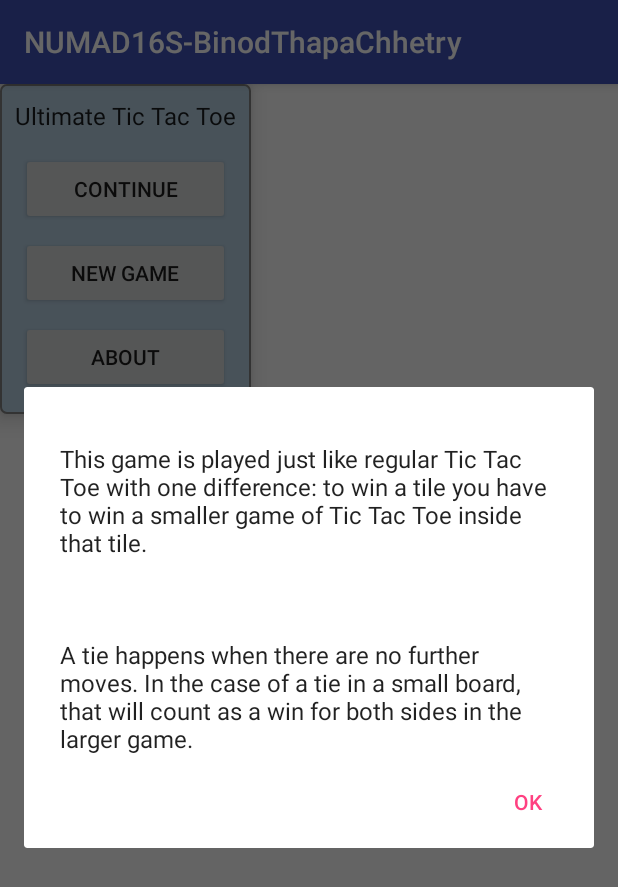
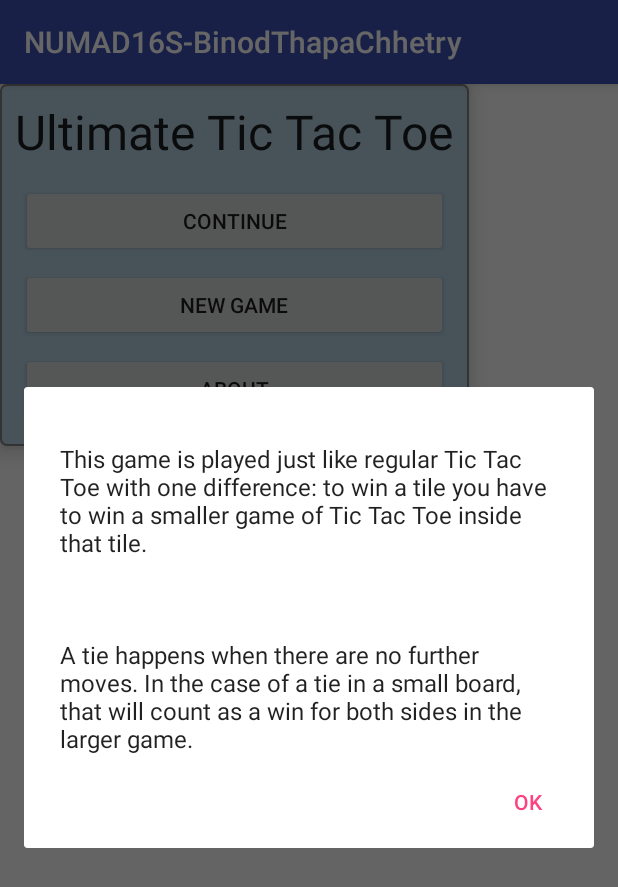
Before and after one commit to binodthapachhetry/MobileWordPuzzle, an Android app: the fragment MainFragment shown on its own in the app's theme, after a tap on "ABOUT", on a phone screen of 412 x 824 dp. Shown: the top 887 px of the screen. Run offline under Robolectric (Android 15) with nearby library versions, the phone set to English and light mode, and no system bars.

```diff
--- a/app/src/main/res/layout/tictactoe6_fragment_game.xml
+++ b/app/src/main/res/layout/tictactoe6_fragment_game.xml
@@ -11,7 +11,7 @@
    xmlns:tools="http://schemas.android.com/tools"
    android:layout_width="wrap_content"
    android:layout_height="wrap_content"
-   tools:context="edu.neu.binodthapachhetry.GameActivity">
+   tools:context="edu.neu.binodthapachhetry.tictactoe.GameActivity">
 
    <include
       layout="@layout/tictactoe6_large_board"
--- a/app/src/main/res/layout/tictactoe6_fragment_main.xml
+++ b/app/src/main/res/layout/tictactoe6_fragment_main.xml
@@ -12,25 +12,25 @@
    android:layout_width="wrap_content"
    android:layout_height="wrap_content"
    android:background="@drawable/tictactoe6_menu_background"
-   android:elevation="@dimen/elevation_high"
+   android:elevation="@dimen/tictactoe6_elevation_high"
    android:orientation="vertical"
-   android:padding="@dimen/menu_padding"
+   android:padding="@dimen/tictactoe6_menu_padding"
    tools:context=".TicTacToeActivity">
 
    <TextView
       android:layout_width="wrap_content"
       android:layout_height="wrap_content"
-      android:layout_marginBottom="@dimen/menu_space"
+      android:layout_marginBottom="@dimen/tictactoe6_menu_space"
       android:text="@string/tictactoe6_long_app_name"
       android:textAppearance="?android:textAppearanceLarge"
-      android:textSize="@dimen/menu_text_size"/>
+      android:textSize="@dimen/tictactoe6_menu_text_size"/>
 
    <Button
       android:id="@+id/continue_button"
       android:layout_width="match_parent"
       android:layout_height="wrap_content"
-      android:layout_margin="@dimen/menu_button_margin"
-      android:padding="@dimen/menu_button_padding"
+      android:layout_margin="@dimen/tictactoe6_menu_button_margin"
+      android:padding="@dimen/tictactoe6_menu_button_padding"
       android:text="@string/tictactoe6_continue_label"/>
 
    <Button
@@ -38,8 +38,8 @@
       android:layout_width="match_parent"
       android:layout_height="wrap_content"
       android:layout_gravity="center"
-      android:layout_margin="@dimen/menu_button_margin"
-      android:padding="@dimen/menu_button_padding"
+      android:layout_margin="@dimen/tictactoe6_menu_button_margin"
+      android:padding="@dimen/tictactoe6_menu_button_padding"
       android:text="@string/tictactoe6_new_game_label"/>
 
    <Button
@@ -47,7 +47,7 @@
       android:layout_width="match_parent"
       android:layout_height="wrap_content"
       android:layout_gravity="center"
-      android:layout_margin="@dimen/menu_button_margin"
-      android:padding="@dimen/menu_button_padding"
-      android:text="@string/about_label"/>
+      android:layout_margin="@dimen/tictactoe6_menu_button_margin"
+      android:padding="@dimen/tictactoe6_menu_button_padding"
+      android:text="@string/tictactoe6_about_label"/>
 </LinearLayout>
```
Also changed, not shown: app/src/main/AndroidManifest.xml (+5 -5 lines), app/src/main/java/edu/neu/madcourse/binodthapachhetry/AboutActivityFragment.java (+17 -6 lines), app/src/main/java/edu/neu/madcourse/binodthapachhetry/MainActivityFragment.java (+10 -0 lines), app/src/main/res/layout/fragment_about.xml (+4 -4 lines), app/src/main/res/drawable-xxhdpi/mypic.png (added).
